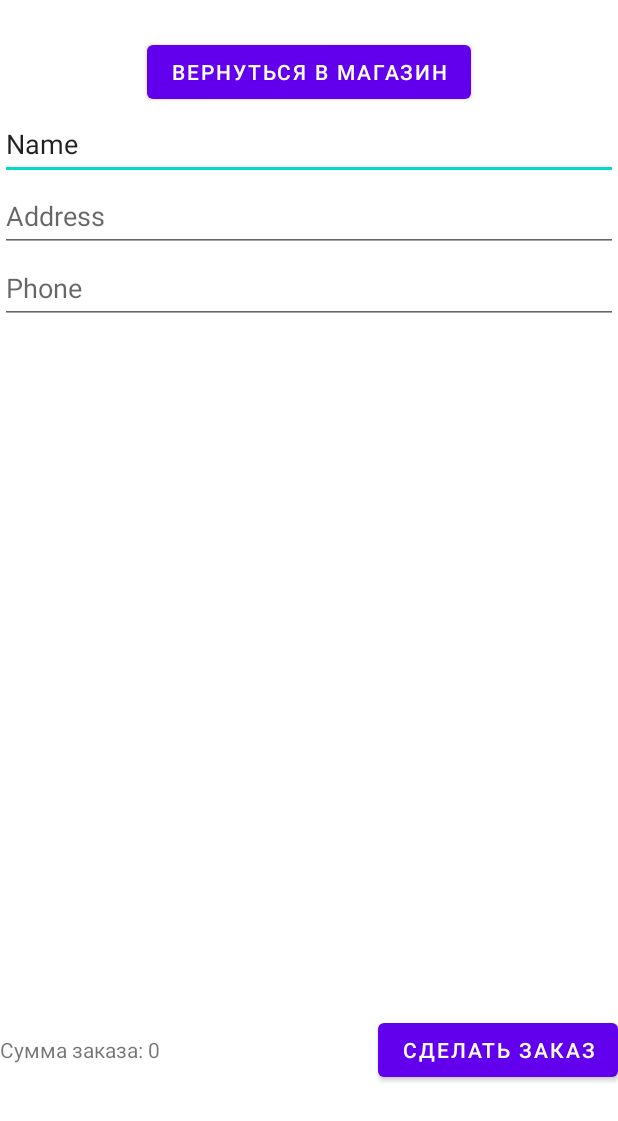
After one commit to BarsikKato/ClothShop, an Android app: the layout activity_cart.xml on its own in the app's theme, with its tools: preview values and no code run, on a phone screen of 412 x 824 dp. The commit adds this screen. Shown: the top 1121 px of the screen. Run offline under Robolectric (Android 15) with nearby library versions, the phone set to English and light mode, and no system bars.

Commit message:
добавлены формы

```diff
--- /dev/null
+++ b/app/src/main/java/com/example/clothshop/AuthActivity.java
@@ -0,0 +1,4 @@
+package com.example.clothshop;
+
+public class AuthActivity {
+}
--- /dev/null
+++ b/app/src/main/res/layout/activity_cart.xml
@@ -0,0 +1,107 @@
+<?xml version="1.0" encoding="utf-8"?>
+<androidx.constraintlayout.widget.ConstraintLayout xmlns:android="http://schemas.android.com/apk/res/android"
+    xmlns:app="http://schemas.android.com/apk/res-auto"
+    xmlns:tools="http://schemas.android.com/tools"
+    android:layout_width="match_parent"
+    android:layout_height="match_parent"
+    tools:context=".CartActivity">
+
+    <LinearLayout
+        android:layout_width="fill_parent"
+        android:layout_height="fill_parent"
+        android:layout_marginTop="24dp"
+        android:orientation="vertical"
+        app:layout_constraintTop_toTopOf="parent"
+        tools:ignore="MissingConstraints">
+
+        <LinearLayout
+            android:layout_width="match_parent"
+            android:layout_height="wrap_content"
+            android:gravity="center">
+            <Button
+                android:id="@+id/btnBackToMain"
+                android:layout_width="wrap_content"
+                android:layout_height="wrap_content"
+                android:text="Вернуться в магазин"></Button>
+        </LinearLayout>
+
+        <LinearLayout
+            android:layout_width="match_parent"
+            android:layout_height="wrap_content"
+            android:gravity="center"
+            android:orientation="vertical">
+
+            <EditText
+                android:id="@+id/editTextTextPersonName"
+                android:layout_width="match_parent"
+                android:layout_height="wrap_content"
+                android:layout_weight="1"
+                android:ems="10"
+                android:inputType="textPersonName"
+                android:minHeight="48dp"
+                android:text="Name" />
+
+            <EditText
+                android:id="@+id/editTextTextPostalAddress"
+                android:layout_width="match_parent"
+                android:layout_height="wrap_content"
+                android:layout_weight="1"
+                android:ems="10"
+                android:hint="Address"
+                android:inputType="textPostalAddress"
+                android:minHeight="48dp" />
+
+            <EditText
+                android:id="@+id/editTextPhone"
+                android:layout_width="match_parent"
+                android:layout_height="wrap_content"
+                android:layout_weight="1"
+                android:ems="10"
+                android:hint="Phone"
+                android:inputType="phone"
+                android:minHeight="48dp" />
+
+        </LinearLayout>
+
+        <TableLayout
+            android:id="@+id/dbOutput"
+            android:layout_width="match_parent"
+            android:layout_height="460dp">
+
+            <TableRow
+                android:layout_width="match_parent"
+                android:layout_height="match_parent" />
+
+            <TableRow
+                android:layout_width="match_parent"
+                android:layout_height="match_parent" />
+
+            <TableRow
+                android:layout_width="match_parent"
+                android:layout_height="match_parent" />
+
+            <TableRow
+                android:layout_width="match_parent"
+                android:layout_height="match_parent" />
+        </TableLayout>
+        <LinearLayout
+            android:layout_width="match_parent"
+            android:layout_height="wrap_content"
+            android:gravity="center">
+
+            <TextView
+                android:id="@+id/textView2"
+                android:layout_width="226dp"
+                android:layout_height="wrap_content"
+                android:layout_weight="1"
+                android:text="Сумма заказа: 0" />
+
+            <Button
+                android:id="@+id/btnOrder"
+                android:layout_width="wrap_content"
+                android:layout_height="wrap_content"
+                android:text="Сделать заказ"></Button>
+        </LinearLayout>
+    </LinearLayout>
+
+</androidx.constraintlayout.widget.ConstraintLayout>
```
Also changed, not shown: app/src/main/java/com/example/clothshop/CartActivity.java (added, +23 -0 lines), app/src/main/java/com/example/clothshop/MainActivity.java (+10 -6 lines), app/src/main/res/layout/activity_auth.xml (added, +34 -0 lines), app/src/main/res/layout/activity_main.xml (+10 -2 lines).
